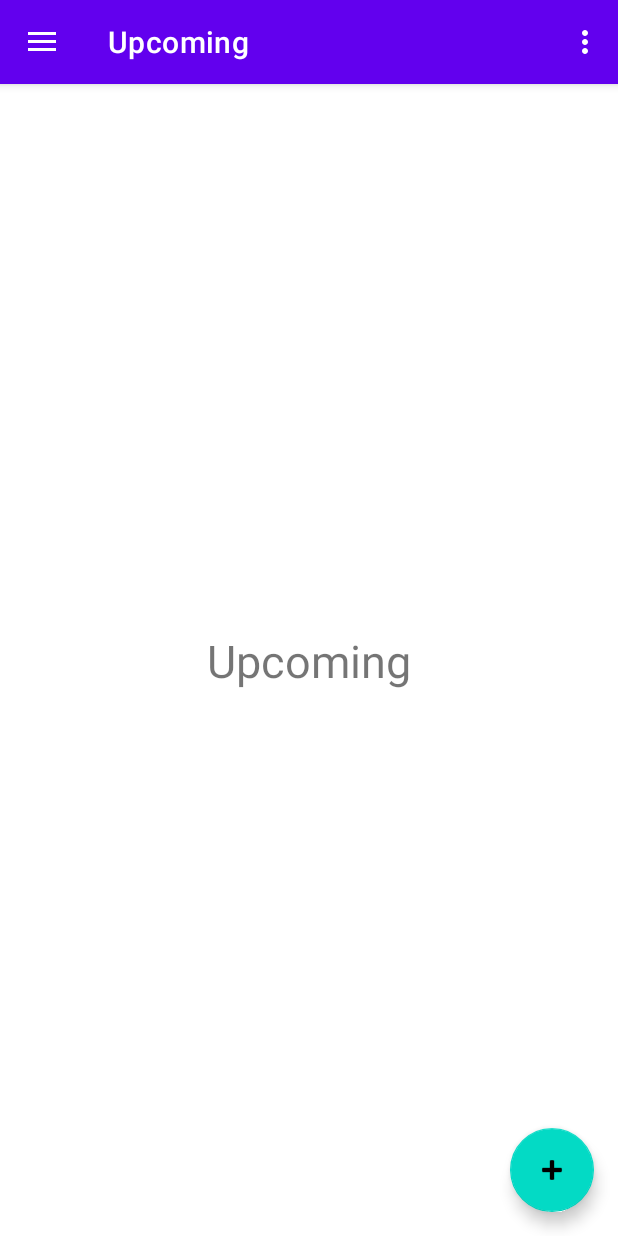
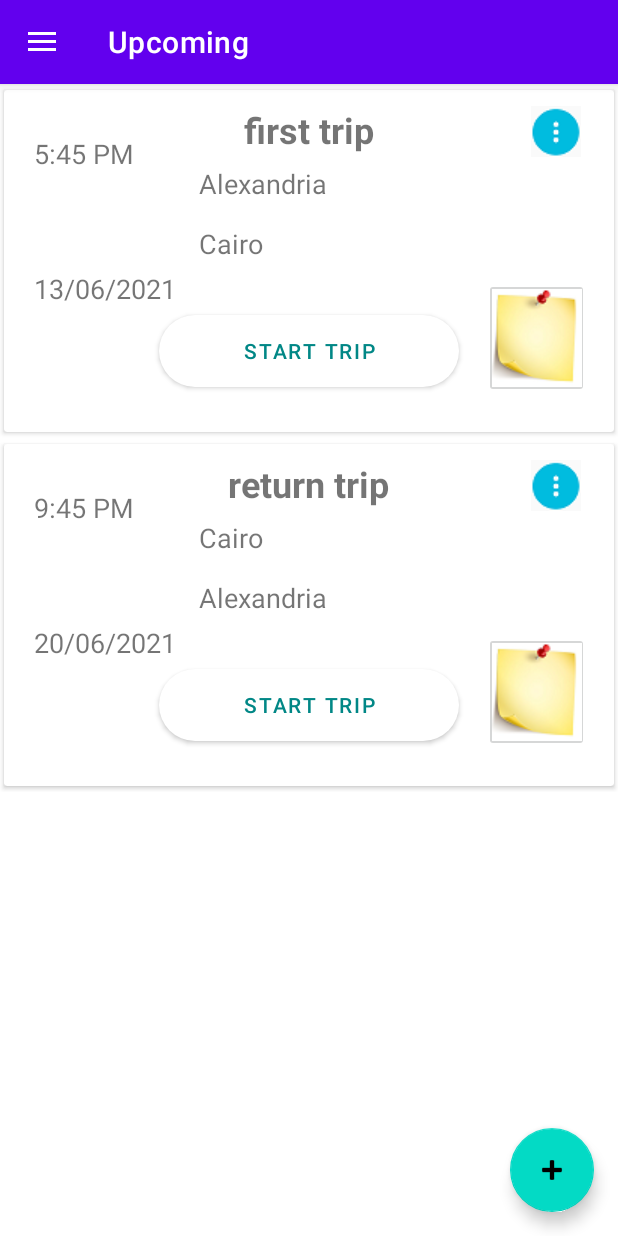
Before and after one commit to AsmaaElbanna/Android-projects, an Android app: the NavigationActivity screen opened directly, with no data from a screen before it, on a phone screen of 412 x 824 dp. Run offline under Robolectric (Android 15) with nearby library versions, the phone set to English and light mode, and no system bars; our stand-ins replace navigation-ui.

Commit message:
upcoming view almost done

```diff
--- a/AndroidProject/app/src/main/java/com/example/androidproject/navigation_drawer_activity/NavigationActivity.java
+++ b/AndroidProject/app/src/main/java/com/example/androidproject/navigation_drawer_activity/NavigationActivity.java
@@ -67,12 +67,12 @@ public class NavigationActivity extends AppCompatActivity {
         });
     }
 
-    @Override
-    public boolean onCreateOptionsMenu(Menu menu) {
-        // Inflate the menu; this adds items to the action bar if it is present.
-        getMenuInflater().inflate(R.menu.navigation, menu);
-        return true;
-    }
+//    @Override
+//    public boolean onCreateOptionsMenu(Menu menu) {
+//        // Inflate the menu; this adds items to the action bar if it is present.
+//        getMenuInflater().inflate(R.menu.navigation, menu);
+//        return true;
+//    }
 
     @Override
     public boolean onSupportNavigateUp() {
@@ -94,4 +94,5 @@ public class NavigationActivity extends AppCompatActivity {
                 break;
         }
     }
+
 }
--- /dev/null
+++ b/AndroidProject/app/src/main/java/com/example/androidproject/navigation_drawer_activity/model/TripData.java
@@ -0,0 +1,29 @@
+package com.example.androidproject.navigation_drawer_activity.model;
+
+import java.util.List;
+
+public class TripData {
+    public String tripName;
+    public String tripStartPoint;
+    public String tripEndPoint;
+    public String date;
+    public String time;
+    public List<String> notes;
+    public TripStatus tripStatus;
+
+    public TripData(){}
+
+    public TripData(String tripName, String tripStartPoint, String tripEndPoint, String date, String time, TripStatus tripStatus) {
+        this.tripName = tripName;
+        this.tripStartPoint = tripStartPoint;
+        this.tripEndPoint = tripEndPoint;
+        this.date = date;
+        this.time = time;
+        this.tripStatus = tripStatus;
+    }
+
+    public enum TripStatus{
+        oneWay,
+        circular
+    }
+}
--- /dev/null
+++ b/AndroidProject/app/src/main/java/com/example/androidproject/navigation_drawer_activity/support/MyAdapter.java
@@ -0,0 +1,144 @@
+package com.example.androidproject.navigation_drawer_activity.support;
+
+import android.content.Context;
+import android.util.Log;
+import android.view.LayoutInflater;
+import android.view.MenuInflater;
+import android.view.MotionEvent;
+import android.view.View;
+import android.view.ViewGroup;
+import android.widget.Button;
+import android.widget.ImageButton;
+import android.widget.ImageView;
+import android.widget.TextView;
+import android.widget.Toast;
+
+import androidx.annotation.NonNull;
+import androidx.appcompat.widget.PopupMenu;
+import androidx.cardview.widget.CardView;
+import androidx.constraintlayout.widget.ConstraintLayout;
+import androidx.recyclerview.widget.RecyclerView;
+
+import com.example.androidproject.R;
+import com.example.androidproject.navigation_drawer_activity.model.TripData;
+
+import java.lang.reflect.Array;
+import java.util.ArrayList;
+import java.util.List;
+
+public class MyAdapter extends RecyclerView.Adapter<MyAdapter.ViewHolder> {
+
+    private static final String TAG = "TAG";
+    private final Context context;
+    private ArrayList<TripData> trips;
+
+    public MyAdapter(Context _context, ArrayList<TripData> _trips){
+        context = _context;
+        trips = _trips;
+    }
+
+    @NonNull
+    @Override
+    public MyAdapter.ViewHolder onCreateViewHolder(@NonNull ViewGroup parent, int viewType) {
+        LayoutInflater inflater = LayoutInflater.from(parent.getContext());
+        View v = inflater.inflate(R.layout.recycler_trip_row,parent,false);
+        ViewHolder vh = new ViewHolder(v);
+        return vh;
+    }
+
+    @Override
+    public void onBindViewHolder(@NonNull ViewHolder holder, int position) {
+        holder.nameLbl.setText(trips.get(position).tripName);
+        holder.dateLbl.setText(trips.get(position).date);
+        holder.timeLbl.setText(trips.get(position).time);
+        holder.startPoint.setText(trips.get(position).tripStartPoint);
+        holder.endPoint.setText(trips.get(position).tripEndPoint);
+
+        holder.startBtn.setOnClickListener((event)->{
+            Log.i(TAG, "onBindViewHolder: START PRESSED : "+position );
+            //start trip code.
+        });
+        holder.notesBtn.setOnClickListener((event)->{
+            Log.i(TAG, "onBindViewHolder: NOTES PRESSED : "+position);
+            //notes Code.
+        });
+        holder.menuBtn.setOnClickListener((event)->{
+            showPopup(holder.menuBtn,position);
+        });
+
+        holder.view.setOnTouchListener(new View.OnTouchListener() {
+            @Override
+            public boolean onTouch(View v, MotionEvent event) {
+                return false;
+            }
+        });
+    }
+
+    public void showPopup(View v,int position) {
+        PopupMenu popup = new PopupMenu(context, v);
+        popup.setOnMenuItemClickListener((item)->{
+            switch (item.getItemId()){
+                case R.id.action_edit:
+                    Log.i(TAG, "showPopup: EDITING!!");
+                    // editing action
+                    return true;
+
+                case R.id.action_remove:
+                    Log.i(TAG, "showPopup: DELETING !!");
+                    //dataSource.removeTrip(position);
+                    trips.remove(position);
+                    notifyItemRemoved(position);
+                    notifyItemRangeChanged(position,trips.size());
+                    return true;
+
+                default:
+                    return false;
+            }
+        });
+        MenuInflater inflater = popup.getMenuInflater();
+        inflater.inflate(R.menu.navigation, popup.getMenu());
+        popup.show();
+    }
+
+
+//    private void removeItem(int position,ViewHolder holder) {
+//        int newPosition = holder.getAdapterPosition();
+//        trips.remove(trips.get(position));
+//        notifyItemRemoved(newPosition);
+//        notifyItemRangeChanged(newPosition, trips.size());
+//    }
+
+    @Override
+    public int getItemCount() {
+        return trips.size();
+    }
+
+    public class ViewHolder extends RecyclerView.ViewHolder{
+        public TextView nameLbl;
+        public TextView dateLbl;
+        public CardView cardView;
+        public TextView timeLbl;
+        public TextView startPoint;
+        public TextView endPoint;
+        public Button startBtn;
+        public ImageButton notesBtn;
+        public ImageButton menuBtn;
+        public ConstraintLayout constraintLayout;
+        public View view;
+
+        public ViewHolder(@NonNull View itemView) {
+            super(itemView);
+            view = itemView;
+            cardView = itemView.findViewById(R.id.trip_row_cardView);
+            nameLbl = itemView.findViewById(R.id.trip_row_nameLbl);
+            dateLbl = itemView.findViewById(R.id.trip_row_dateLbl);
+            timeLbl = itemView.findViewById(R.id.trip_row_timeLbl);
+            startPoint = itemView.findViewById(R.id.trip_row_startLbl);
+            endPoint = itemView.findViewById(R.id.trip_row_endLbl);
+            startBtn = itemView.findViewById(R.id.trip_row_startBtn);
+            notesBtn = itemView.findViewById(R.id.trip_row_notesBtn);
+            menuBtn = itemView.findViewById(R.id.trip_row_optionsBtn);
+            constraintLayout = itemView.findViewById(R.id.trip_row_layout);
+        }
+    }
+}
--- a/AndroidProject/app/src/main/java/com/example/androidproject/navigation_drawer_activity/ui/upcoming/UpcomingFragment.java
+++ b/AndroidProject/app/src/main/java/com/example/androidproject/navigation_drawer_activity/ui/upcoming/UpcomingFragment.java
@@ -7,16 +7,28 @@ import android.os.Bundle;
 import androidx.annotation.NonNull;
 import androidx.annotation.Nullable;
 import androidx.fragment.app.Fragment;
+import androidx.recyclerview.widget.LinearLayoutManager;
+import androidx.recyclerview.widget.RecyclerView;
 
 import android.view.LayoutInflater;
 import android.view.View;
 import android.view.ViewGroup;
 
 import com.example.androidproject.R;
+import com.example.androidproject.navigation_drawer_activity.model.TripData;
+import com.example.androidproject.navigation_drawer_activity.support.MyAdapter;
+
+import java.util.ArrayList;
 
 public class UpcomingFragment extends Fragment {
 
     private UpcomingViewModel mViewModel;
+
+    private final String TAG = "tag";
+
+    private ArrayList<TripData> upcomingTrips;
+    private RecyclerView recyclerView;
+    private MyAdapter myAdapter;
 
     public static UpcomingFragment newInstance() {
         return new UpcomingFragment();
@@ -35,4 +47,22 @@ public class UpcomingFragment extends Fragment {
         // TODO: Use the ViewModel
     }
 
+    @Override
+    public void onViewCreated(@NonNull View view, @Nullable Bundle savedInstanceState) {
+        super.onViewCreated(view, savedInstanceState);
+        recyclerView = view.findViewById(R.id.upcoming_recycler);
+        LinearLayoutManager layoutManager = new LinearLayoutManager(this.getContext());
+        recyclerView.setLayoutManager(layoutManager);
+        upcomingTrips = new ArrayList<>();
+        upcomingTrips.add(new TripData("first trip",
+                "Alexandria","Cairo",
+                "13/06/2021","5:45 PM",TripData.TripStatus.oneWay));
+        upcomingTrips.add(new TripData("return trip",
+                "Cairo","Alexandria",
+                "20/06/2021","9:45 PM",TripData.TripStatus.oneWay));
+
+        myAdapter = new MyAdapter(this.getContext(),upcomingTrips);
+        recyclerView.setAdapter(myAdapter);
+    }
+
 }
--- /dev/null
+++ b/AndroidProject/app/src/main/res/layout/recycler_trip_row.xml
@@ -0,0 +1,96 @@
+<?xml version="1.0" encoding="utf-8"?>
+<androidx.constraintlayout.widget.ConstraintLayout xmlns:android="http://schemas.android.com/apk/res/android"
+    xmlns:app="http://schemas.android.com/apk/res-auto"
+    xmlns:tools="http://schemas.android.com/tools"
+    android:id="@+id/trip_row_layout"
+    android:layout_width="match_parent"
+    android:layout_height="wrap_content">
+
+    <androidx.cardview.widget.CardView
+        android:id="@+id/trip_row_cardView"
+        android:layout_width="match_parent"
+        android:layout_height="wrap_content"
+        app:layout_constraintStart_toStartOf="parent"
+        app:layout_constraintTop_toTopOf="parent"
+        app:cardUseCompatPadding="true">
+
+        <TextView
+            android:id="@+id/trip_row_timeLbl"
+            android:layout_width="wrap_content"
+            android:layout_height="wrap_content"
+            android:layout_marginStart="20dp"
+            android:layout_marginTop="30dp"
+            android:text="@string/Time"
+            android:textSize="18sp" />
+
+        <TextView
+            android:id="@+id/trip_row_dateLbl"
+            android:layout_width="wrap_content"
+            android:layout_height="wrap_content"
+            android:layout_marginStart="20dp"
+            android:layout_marginTop="120dp"
+            android:text="@string/Date"
+            android:textSize="18sp" />
+
+        <TextView
+            android:id="@+id/trip_row_nameLbl"
+            android:layout_width="wrap_content"
+            android:layout_height="wrap_content"
+            android:layout_gravity="center_horizontal"
+            android:layout_marginTop="10dp"
+            android:text="@string/Name"
+            android:textAlignment="center"
+            android:textSize="24sp"
+            android:textStyle="bold" />
+
+        <TextView
+            android:id="@+id/trip_row_startLbl"
+            android:layout_width="200dp"
+            android:layout_height="wrap_content"
+            android:layout_marginStart="130dp"
+            android:layout_marginTop="50dp"
+            android:text="@string/Start"
+            android:textSize="18sp" />
+
+        <TextView
+            android:id="@+id/trip_row_endLbl"
+            android:layout_width="200dp"
+            android:layout_height="wrap_content"
+            android:layout_marginStart="130dp"
+            android:layout_marginTop="90dp"
+            android:text="@string/End"
+            android:textSize="18sp" />
+
+        <Button
+            android:id="@+id/trip_row_startBtn"
+            android:layout_width="200dp"
+            android:layout_height="wrap_content"
+            android:layout_gravity="center_horizontal"
+            android:layout_marginTop="150dp"
+            android:layout_marginBottom="30dp"
+            android:background="@android:drawable/toast_frame"
+            android:text="@string/StartTrip"
+            android:textColor="@color/teal_700"
+            app:backgroundTint="@color/white" />
+
+        <ImageButton
+            android:id="@+id/trip_row_notesBtn"
+            android:layout_width="70dp"
+            android:layout_height="80dp"
+            android:layout_marginStart="320dp"
+            android:layout_marginTop="125dp"
+            android:contentDescription="@string/notes"
+            app:srcCompat="@drawable/note_small" />
+
+        <ImageButton
+            android:id="@+id/trip_row_optionsBtn"
+            android:layout_width="35dp"
+            android:layout_height="35dp"
+            android:layout_marginLeft="350dp"
+            android:layout_marginTop="10dp"
+            app:srcCompat="@drawable/options" />
+
+
+    </androidx.cardview.widget.CardView>
+
+</androidx.constraintlayout.widget.ConstraintLayout>
--- a/AndroidProject/app/src/main/res/layout/upcoming_fragment.xml
+++ b/AndroidProject/app/src/main/res/layout/upcoming_fragment.xml
@@ -2,16 +2,15 @@
 <androidx.constraintlayout.widget.ConstraintLayout xmlns:android="http://schemas.android.com/apk/res/android"
     xmlns:app="http://schemas.android.com/apk/res-auto"
     xmlns:tools="http://schemas.android.com/tools"
+    android:id="@+id/upcoming_layout"
     android:layout_width="match_parent"
     android:layout_height="match_parent"
     tools:context=".navigation_drawer_activity.ui.upcoming.UpcomingFragment">
 
-    <TextView
-        android:id="@+id/textView2"
-        android:layout_width="wrap_content"
-        android:layout_height="wrap_content"
-        android:text="@string/Upcoming"
-        android:textSize="30sp"
+    <androidx.recyclerview.widget.RecyclerView
+        android:id="@+id/upcoming_recycler"
+        android:layout_width="match_parent"
+        android:layout_height="match_parent"
         app:layout_constraintBottom_toBottomOf="parent"
         app:layout_constraintEnd_toEndOf="parent"
         app:layout_constraintStart_toStartOf="parent"
--- a/AndroidProject/app/src/main/res/menu/navigation.xml
+++ b/AndroidProject/app/src/main/res/menu/navigation.xml
@@ -1,8 +1,13 @@
 <?xml version="1.0" encoding="utf-8"?>
 <menu xmlns:android="http://schemas.android.com/apk/res/android"
     xmlns:app="http://schemas.android.com/apk/res-auto">
-    <item android:id="@+id/action_settings"
-        android:title="@string/action_settings"
+    <item
+        android:id="@+id/action_edit"
         android:orderInCategory="100"
+        android:title="@string/action_edit"
         app:showAsAction="never" />
+    <item
+        android:id="@+id/action_remove"
+        android:orderInCategory="101"
+        android:title="@string/action_remove" />
 </menu>
--- a/AndroidProject/app/src/main/res/menu/optionnavigation.xml
+++ b/AndroidProject/app/src/main/res/menu/optionnavigation.xml
@@ -2,7 +2,7 @@
 <menu xmlns:android="http://schemas.android.com/apk/res/android"
     xmlns:app="http://schemas.android.com/apk/res-auto">
     <item
-        android:id="@+id/action_settings"
+        android:id="@+id/action_edit"
         android:orderInCategory="100"
         android:title="@string/action_settings"
         app:showAsAction="never" />
--- a/AndroidProject/app/src/main/res/values/strings.xml
+++ b/AndroidProject/app/src/main/res/values/strings.xml
@@ -19,4 +19,13 @@
     <string name="Map">Map</string>
     <string name="Sync">Sync</string>
     <string name="SignOut">Sign out</string>
+    <string name="Date">13/06/2021</string>
+    <string name="Time">5:45 PM</string>
+    <string name="Start">Alexandria</string>
+    <string name="End">Cairo</string>
+    <string name="Name">Trial Trip</string>
+    <string name="StartTrip">Start Trip</string>
+    <string name="notes">notes</string>
+    <string name="action_edit">Edit</string>
+    <string name="action_remove">Remove</string>
 </resources>
```
Also changed, not shown: AndroidProject/app/src/main/res/drawable-v24/note_small.png (added), AndroidProject/app/src/main/res/drawable-v24/options.PNG (added).
